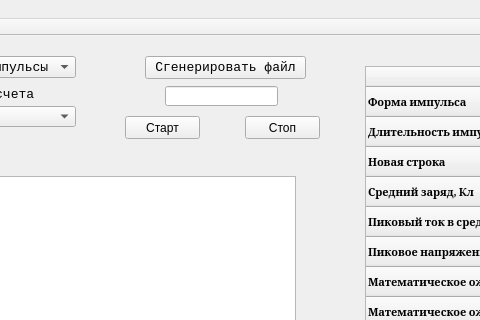
Before: the Qt Designer form mainwindow.ui in bahec06/ISKD, drawn with Qt 5; both pictures show x 135 to 615 and y 0 to 320 of the 938 by 481 pixel window.
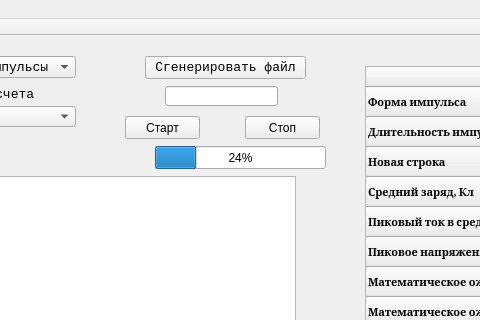
After: the same form once the commit is applied.

The edit to the form file:
```diff
--- a/mainwindow.ui
+++ b/mainwindow.ui
@@ -255,6 +255,19 @@
      </property>
     </column>
    </widget>
+   <widget class="QProgressBar" name="file_gen_bar">
+    <property name="geometry">
+     <rect>
+      <x>290</x>
+      <y>110</y>
+      <width>171</width>
+      <height>23</height>
+     </rect>
+    </property>
+    <property name="value">
+     <number>24</number>
+    </property>
+   </widget>
   </widget>
   <widget class="QMenuBar" name="menuBar">
    <property name="geometry">
```
